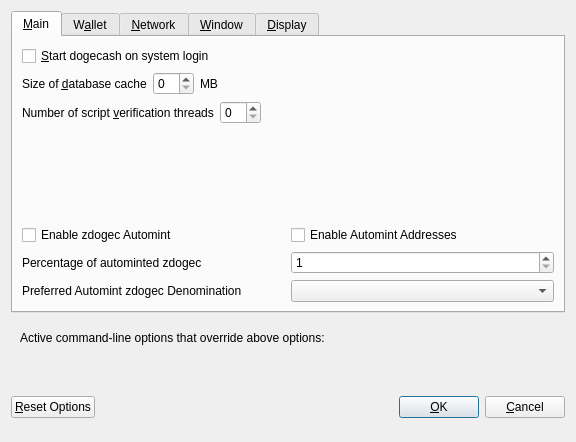
The window that src/qt/forms/optionsdialog.ui (dogecash/dogecash-old) describes before a commit, drawn with Qt 5.
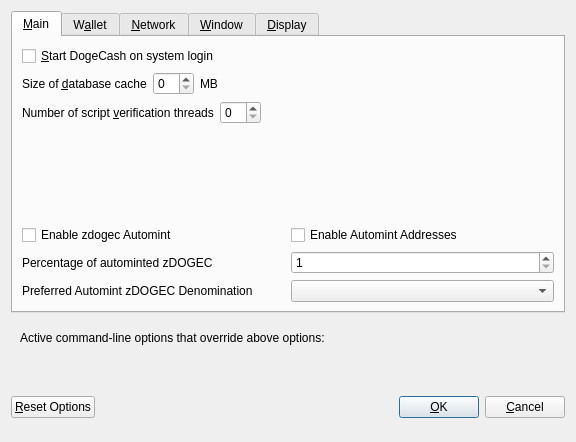
The same window after the commit. The open tabs and pages were chosen to show the change. Custom widgets are drawn as their Qt base class.

Diff of the .ui file:
```diff
--- a/src/qt/forms/optionsdialog.ui
+++ b/src/qt/forms/optionsdialog.ui
@@ -33,7 +33,7 @@
           <string>Automatically start dogecash after logging in to the system.</string>
          </property>
          <property name="text">
-          <string>&amp;Start dogecash on system login</string>
+          <string>&amp;Start DogeCash on system login</string>
          </property>
         </widget>
        </item>
@@ -168,7 +168,7 @@
             <string>Percentage of incoming DOGEC which get automatically converted to zdogec via Zerocoin Protocol (min: 10%)</string>
            </property>
            <property name="text">
-            <string>Percentage of autominted zdogec</string>
+            <string>Percentage of autominted zDOGEC</string>
            </property>
           </widget>
          </item>
@@ -201,7 +201,7 @@
             <string>Wait with automatic conversion to Zerocoin until enough DOGEC for this denomination is available</string>
            </property>
            <property name="text">
-            <string>Preferred Automint zdogec Denomination</string>
+            <string>Preferred Automint zDOGEC Denomination</string>
            </property>
           </widget>
          </item>
```
Left out of the diff: 14 changed lines with no effect on the pictures.
